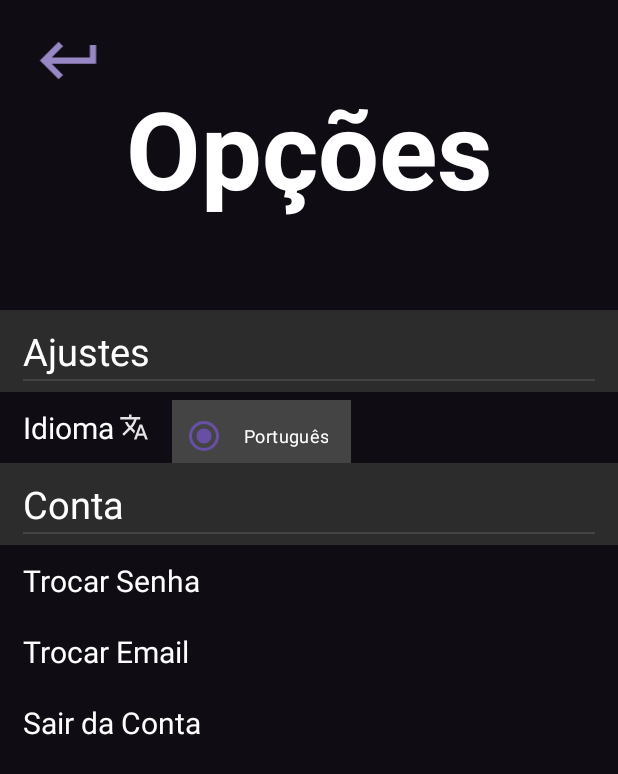
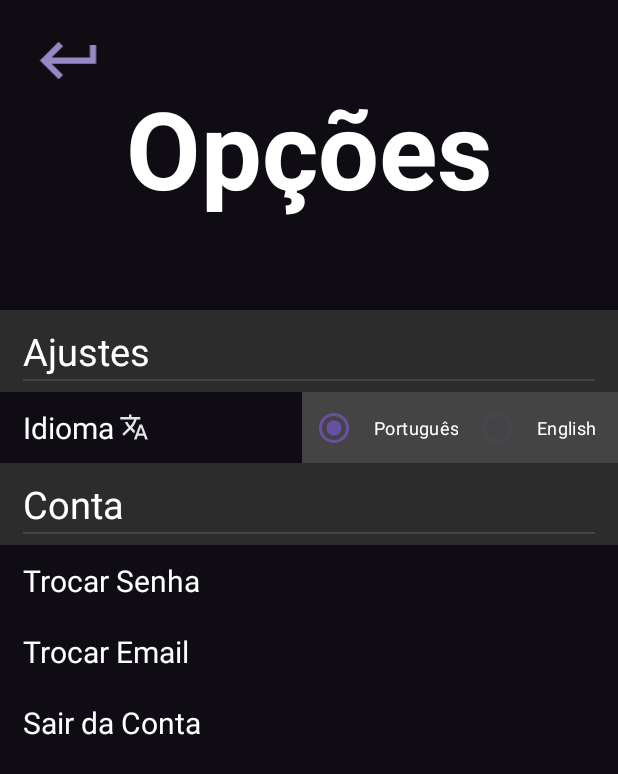
Before and after one commit to mobile-dev-ufes/2024-2-proj-final-brash, an Android app: the ConfiguracaoAC screen opened directly, with no data from a screen before it, on a phone screen of 412 x 824 dp. Shown: the top 774 px of the screen. Run offline under Robolectric (Android 15) with nearby library versions, the phone set to English and light mode, and no system bars; our stand-ins replace Firebase (no records; nobody signed in at launch, a user with empty details on screens opened directly).

Commit message:
merge dev_firebase + dev_homeAc -> dev

```diff
--- a/app/src/main/res/layout/nuc_configuracao_ac.xml
+++ b/app/src/main/res/layout/nuc_configuracao_ac.xml
@@ -48,7 +48,7 @@
         android:id="@+id/ConfiguracaoAcTextViewAjustes"
         android:layout_width="match_parent"
         android:layout_height="wrap_content"
-        android:text="Ajustes"
+        android:text="@string/ajustes"
         android:textSize="25sp"
 
         android:paddingStart="15dp"
@@ -83,7 +83,7 @@
         android:id="@+id/ConfiguracaoAcTextViewIdioma"
         android:layout_width="wrap_content"
         android:layout_height="wrap_content"
-        android:text="Idioma"
+        android:text="@string/idioma"
         android:textSize="20sp"
 
         android:paddingStart="15dp"
@@ -104,11 +104,11 @@
     <RadioGroup
         android:layout_width="wrap_content"
         android:layout_height="wrap_content"
-        app:layout_constraintStart_toEndOf="@+id/ConfiguracaoAcTextViewIdioma"
+        app:layout_constraintEnd_toEndOf="parent"
         app:layout_constraintTop_toTopOf="@+id/ConfiguracaoAcTextViewIdioma"
-        android:orientation="vertical"
+        app:layout_constraintBottom_toBottomOf="@+id/ConfiguracaoAcTextViewIdioma"
+        android:orientation="horizontal"
         android:background="@color/medium_gray"
-        android:layout_marginTop="5dp"
         android:paddingStart="5dp"
         android:paddingEnd="5dp"
         android:visibility="visible"
@@ -187,7 +187,7 @@
         android:id="@+id/ConfiguracaoAcTextViewTrocarSenha"
         android:layout_width="0dp"
         android:layout_height="wrap_content"
-        android:text="Trocar Senha"
+        android:text="@string/trocar_senha"
         android:textSize="20sp"
 
         android:paddingStart="15dp"
@@ -206,7 +206,7 @@
         android:id="@+id/ConfiguracaoAcTextViewTrocarEmail"
         android:layout_width="0dp"
         android:layout_height="wrap_content"
-        android:text="Trocar Email"
+        android:text="@string/trocar_email"
         android:textSize="20sp"
 
         android:paddingStart="15dp"
@@ -225,7 +225,7 @@
         android:id="@+id/ConfiguracaoAcTextViewSairDaConta"
         android:layout_width="0dp"
         android:layout_height="wrap_content"
-        android:text="Sair da Conta"
+        android:text="@string/sair_da_conta"
         android:textSize="20sp"
 
         android:paddingStart="15dp"
--- a/app/src/main/res/values/strings.xml
+++ b/app/src/main/res/values/strings.xml
@@ -62,8 +62,10 @@
     <string name="filtrar_por">Filtrar por</string>
     <string name="aplicar">Aplicar</string>
     <string name="opcoes">Opções</string>
-
-
+    <string name="ajustes">Ajustes</string>
+    <string name="trocar_senha">Trocar Senha</string>
+    <string name="trocar_email">Trocar Email</string>
+    <string name="sair_da_conta">Sair da Conta</string>
 
 
 </resources>
```
Also changed, not shown: 1 other file.
